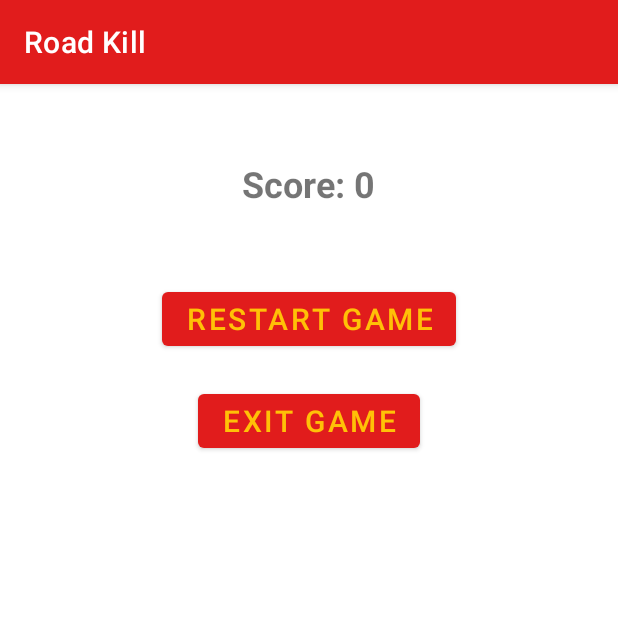
After one commit to doyoojk/Road-Kill, an Android app: the GameEnd screen opened directly, with no data from a screen before it, on a phone screen of 412 x 824 dp, the top half of it. The commit adds this screen. Run offline under Robolectric (Android 15) with nearby library versions, the phone set to English and light mode, and no system bars; Roboto replaces fonts that are not available here.

Commit message:
Implemented Game Ending Screen

```diff
--- a/app/src/main/AndroidManifest.xml
+++ b/app/src/main/AndroidManifest.xml
@@ -11,6 +11,7 @@
         android:supportsRtl="true"
         android:theme="@style/Theme.Crossycar"
         tools:targetApi="31">
+        <activity android:name=".GameEnd"/>
         <activity
             android:name=".GameScreen"
             android:exported="false" />
--- /dev/null
+++ b/app/src/main/java/com/example/crossycar/GameEnd.java
@@ -0,0 +1,48 @@
+package com.example.crossycar;
+
+import androidx.appcompat.app.AppCompatActivity;
+
+import android.content.Intent;
+import android.os.Bundle;
+import android.view.View;
+import android.widget.Button;
+import android.widget.TextView;
+
+public class GameEnd extends AppCompatActivity {
+
+    private TextView scoreTextView;
+
+    @Override
+    protected void onCreate(Bundle savedInstanceState) {
+        super.onCreate(savedInstanceState);
+        setContentView(R.layout.activity_game_end);
+
+        // Get the score from the previous activity
+        int score = getIntent().getIntExtra("score", 0);
+
+        // Display the score
+        scoreTextView = findViewById(R.id.scoreTextView);
+        scoreTextView.setText("Score: " + score);
+
+        // Set up the restart button
+        Button restartButton = findViewById(R.id.restartButton);
+        restartButton.setOnClickListener(new View.OnClickListener() {
+            @Override
+            public void onClick(View v) {
+                // Redirect to game configuration screen
+                Intent intent = new Intent(GameEnd.this, ChoosePlayer.class);
+                startActivity(intent);
+            }
+        });
+
+        // Set up the exit button
+        Button exitButton = findViewById(R.id.exitButton);
+        exitButton.setOnClickListener(new View.OnClickListener() {
+            @Override
+            public void onClick(View v) {
+                // Exit the app
+                finishAffinity();
+            }
+        });
+    }
+}
--- a/app/src/main/java/com/example/crossycar/GameScreen.java
+++ b/app/src/main/java/com/example/crossycar/GameScreen.java
@@ -3,6 +3,7 @@
 import androidx.appcompat.app.AppCompatActivity;
 import androidx.core.view.GestureDetectorCompat;
 
+import android.content.Intent;
 import android.graphics.Point;
 
 import android.os.Bundle;
@@ -57,7 +58,6 @@
 
     @Override
     protected void onCreate(Bundle savedInstanceState) {
-
         super.onCreate(savedInstanceState);
         setContentView(R.layout.activity_game_screen);
         makeGame();
@@ -68,6 +68,12 @@
     public void moveUp() {
         if (vLevel < 15) {
             carY -= tileSize;
+            //checking if the car makes it to the goal & sends it to the game end screen
+            if (getTileType(carX, carY) == "goal") {
+                Intent gameEndScreen = new Intent(GameScreen.this, GameEnd.class);
+                gameEndScreen.putExtra("score", score); // Pass the current score to GameEnd Class
+                startActivity(gameEndScreen);
+            }
             if (!carPastY.contains(carY)) {
                 score++;
                 carPastY.add(carY);
@@ -261,8 +267,6 @@
         }
 
         makeGame2(gameGrid, rand);
-
-
     }
     public void makeGame2(GridLayout gameGrid, Random rand) {
         //initialize start tiles
--- /dev/null
+++ b/app/src/main/res/layout/activity_game_end.xml
@@ -0,0 +1,39 @@
+<?xml version="1.0" encoding="utf-8"?>
+<androidx.constraintlayout.widget.ConstraintLayout xmlns:android="http://schemas.android.com/apk/res/android"
+    android:layout_width="match_parent"
+    android:layout_height="match_parent">
+
+    <RelativeLayout xmlns:android="http://schemas.android.com/apk/res/android"
+        android:layout_width="match_parent"
+        android:layout_height="match_parent">
+
+        <TextView
+            android:id="@+id/scoreTextView"
+            android:layout_width="wrap_content"
+            android:layout_height="wrap_content"
+            android:textSize="24sp"
+            android:textStyle="bold"
+            android:layout_centerHorizontal="true"
+            android:layout_marginTop="50dp"/>
+
+        <Button
+            android:id="@+id/restartButton"
+            android:layout_width="wrap_content"
+            android:layout_height="wrap_content"
+            android:text="Restart Game"
+            android:textSize="20sp"
+            android:layout_below="@+id/scoreTextView"
+            android:layout_centerHorizontal="true"
+            android:layout_marginTop="50dp"/>
+
+        <Button
+            android:id="@+id/exitButton"
+            android:layout_width="wrap_content"
+            android:layout_height="wrap_content"
+            android:text="Exit Game"
+            android:textSize="20sp"
+            android:layout_below="@+id/restartButton"
+            android:layout_centerHorizontal="true"
+            android:layout_marginTop="20dp"/>
+    </RelativeLayout>
+</androidx.constraintlayout.widget.ConstraintLayout>
```
